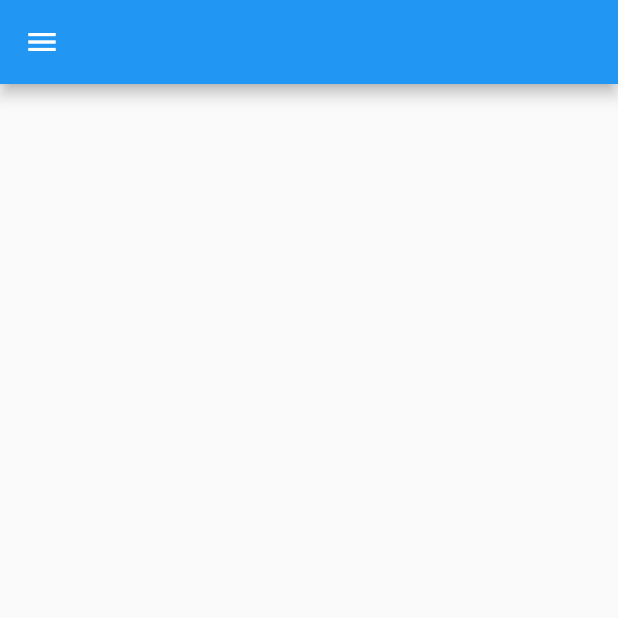
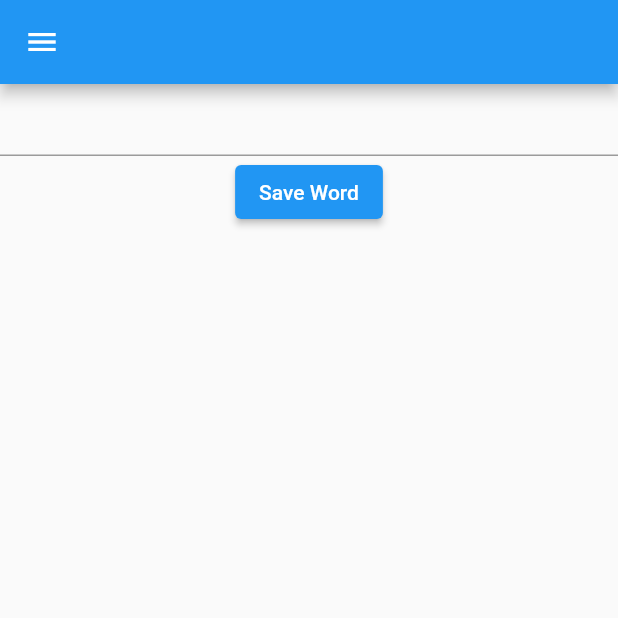
Before and after one commit to BulcsuFarmasi/otp-flutter-test, a Flutter app: the screen it shows after launch, on a phone screen of 412 x 824 dp, the top half of it. Run offline on Flutter 3.47's test engine with Material 2 defaults, Android fonts, the phone set to English and light mode, and no system bars; our stand-ins replace flutter_bloc, get_it.

Commit message:
add bloc and widget content

```diff
--- /dev/null
+++ b/lib/features/input/bloc/input_bloc.dart
@@ -0,0 +1,20 @@
+import 'package:flutter_bloc/flutter_bloc.dart';
+import 'package:otp_flutter_test/features/input/bloc/input_event.dart';
+import 'package:otp_flutter_test/model/word.dart';
+import 'package:otp_flutter_test/model/word_service.dart';
+
+class InputBloc extends Bloc<InputEvent, List<Word>> {
+  InputBloc(this._wordService) : super([]) {
+    on<InputEvent>(_mapEventToState);
+  }
+
+  final WordService _wordService;
+
+  void _mapEventToState(InputEvent event, Emitter<List<Word>> emit) {
+    if (event is InputWordAdded) {
+      _wordService.addWord(event.word);
+
+      emit(_wordService.words);
+    }
+  }
+}
--- /dev/null
+++ b/lib/features/input/bloc/input_event.dart
@@ -0,0 +1,7 @@
+abstract class InputEvent {}
+
+class InputWordAdded extends InputEvent {
+  final String word;
+
+  InputWordAdded(this.word);
+}
--- a/lib/features/input/view/pages/input_page.dart
+++ b/lib/features/input/view/pages/input_page.dart
@@ -1,6 +1,10 @@
 import 'package:flutter/material.dart';
+import 'package:flutter_bloc/flutter_bloc.dart';
+import 'package:get_it/get_it.dart';
+import 'package:otp_flutter_test/features/input/bloc/input_bloc.dart';
 import 'package:otp_flutter_test/features/input/view/widgets/feedback_text.dart';
 import 'package:otp_flutter_test/features/input/view/widgets/word_form.dart';
+import 'package:otp_flutter_test/model/word_service.dart';
 import 'package:otp_flutter_test/shared/app_drawer.dart';
 
 class InputPage extends StatelessWidget {
@@ -13,11 +17,14 @@ class InputPage extends StatelessWidget {
     return Scaffold(
         appBar: AppBar(),
         drawer: const AppDrawer(),
-        body: Column(
-          children: const [
-            WordForm(),
-            FeedbackText(),
-          ],
+        body: BlocProvider(
+          create: (_) => InputBloc(GetIt.I<WordService>()),
+          child: Column(
+            children: const [
+              WordForm(),
+              FeedbackText(),
+            ],
+          ),
         ));
   }
 }
--- a/lib/features/input/view/widgets/word_form.dart
+++ b/lib/features/input/view/widgets/word_form.dart
@@ -1,4 +1,7 @@
 import 'package:flutter/material.dart';
+import 'package:flutter_bloc/flutter_bloc.dart';
+import 'package:otp_flutter_test/features/input/bloc/input_bloc.dart';
+import 'package:otp_flutter_test/features/input/bloc/input_event.dart';
 
 class WordForm extends StatefulWidget {
   const WordForm({super.key});
@@ -8,8 +11,53 @@ class WordForm extends StatefulWidget {
 }
 
 class _WordFormState extends State<WordForm> {
+  final GlobalKey<FormState> _formKey = GlobalKey<FormState>();
+  String? _word;
+
+  void _saveWord(String? word) {
+    setState(() {
+      _word = word;
+    });
+  }
+
+  void _submitWord() {
+    if (!_formKey.currentState!.validate()) {
+      return;
+    }
+
+    _formKey.currentState!.save();
+
+    BlocProvider.of<InputBloc>(context, listen: false).add(InputWordAdded(_word!));
+  }
+
+  String? _validateWord(String? word) {
+    const String message = 'The input is not word';
+
+    if (word == null) {
+      return message;
+    }
+
+    final RegExp regExp = RegExp(r'^[a-zA-Z]+$');
+    return regExp.hasMatch(word) ? null : message;
+  }
+
   @override
   Widget build(BuildContext context) {
-    return Container();
+    return Form(
+      key: _formKey,
+      child: Column(
+        children: [
+          TextFormField(
+            initialValue: _word,
+            onSaved: _saveWord,
+            validator: _validateWord,
+          ),
+          ElevatedButton(
+            onPressed: _submitWord,
+            child: const Text('Save Word'),
+          )
+        ],
+      ),
+    );
   }
 }
--- a/lib/main.dart
+++ b/lib/main.dart
@@ -1,7 +1,10 @@
 import 'package:flutter/material.dart';
+import 'package:get_it/get_it.dart';
+import 'package:otp_flutter_test/model/word_service.dart';
 
 import 'shared/app.dart';
 
 void main() {
+  GetIt.I.registerSingleton(WordService());
   runApp(const App());
 }
--- a/lib/model/word.dart
+++ b/lib/model/word.dart
@@ -5,5 +5,4 @@ class Word {
   bool highlighted;
 
   int get score => text.length;
-
 }
--- /dev/null
+++ b/lib/model/word_service.dart
@@ -0,0 +1,20 @@
+import 'package:otp_flutter_test/model/word.dart';
+
+class WordService {
+  List<Word> _words = [];
+
+  List<Word> get words => _words;
+
+  void addWord(String wordText) {
+    final Word word = Word(wordText, true);
+    _words = [..._words, word];
+
+    _highlightSameWords(wordText);
+  }
+
+  void _highlightSameWords(String wordText) {
+    for (Word word in _words) {
+      word.highlighted = word.text == wordText;
+    }
+  }
+}
--- a/pubspec.yaml
+++ b/pubspec.yaml
@@ -38,6 +38,7 @@ dependencies:
   flutter_bloc: ^8.1.2
   test: ^1.22.0
   bloc_test: ^9.1.1
+  get_it: ^7.2.0
 
 dev_dependencies:
   flutter_test:
```
Also changed, not shown: lib/features/input/view/widgets/feedback_text.dart (+16 -1 lines), pubspec.lock, 2 other files.
